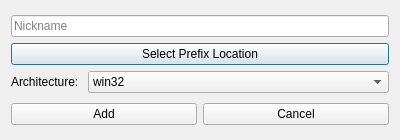
First picture: the form in lib/ui/newprefix.ui, repository Fisk24/Yawpm, before the edit.
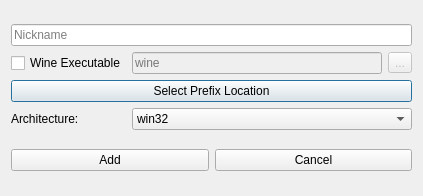
Second picture: the form after the edit.

Commit message: Integrated functionality for the use of custom wine executables. Users can now use any version of wine :D

Patch:
```diff
--- a/lib/ui/newprefix.ui
+++ b/lib/ui/newprefix.ui
@@ -6,8 +6,8 @@
    <rect>
     <x>0</x>
     <y>0</y>
-    <width>400</width>
-    <height>140</height>
+    <width>423</width>
+    <height>196</height>
    </rect>
   </property>
   <property name="windowTitle">
@@ -16,7 +16,14 @@
   <layout class="QGridLayout" name="gridLayout_2">
    <item row="1" column="0">
     <layout class="QGridLayout" name="gridLayout">
-     <item row="2" column="1" colspan="2">
+     <item row="0" column="0" colspan="4">
+      <widget class="QLineEdit" name="nickNameLineEdit">
+       <property name="placeholderText">
+        <string>Nickname</string>
+       </property>
+      </widget>
+     </item>
+     <item row="3" column="1" colspan="3">
       <widget class="QComboBox" name="archComboBox">
        <property name="enabled">
         <bool>true</bool>
@@ -33,7 +40,17 @@
        </item>
       </widget>
      </item>
-     <item row="2" column="0">
+     <item row="2" column="0" colspan="4">
+      <widget class="QPushButton" name="selectPrefixPushButton">
+       <property name="toolTip">
+        <string>Click this button to specify the location of the wine prefix that you wish to add. Wine files wil be created inside this exact directory. Becuase of this, an empty folder is prefered.</string>
+       </property>
+       <property name="text">
+        <string>Select Prefix Location</string>
+       </property>
+      </widget>
+     </item>
+     <item row="3" column="0">
       <widget class="QLabel" name="archLabel">
        <property name="enabled">
         <bool>true</bool>
@@ -49,20 +66,33 @@
        </property>
       </widget>
      </item>
-     <item row="0" column="0" colspan="3">
-      <widget class="QLineEdit" name="nickNameLineEdit">
+     <item row="1" column="3">
+      <widget class="QToolButton" name="browseNewWineToolButton">
+       <property name="enabled">
+        <bool>false</bool>
+       </property>
+       <property name="text">
+        <string>...</string>
+       </property>
+      </widget>
+     </item>
+     <item row="1" column="0">
+      <widget class="QCheckBox" name="doNewWineCheckBox">
+       <property name="text">
+        <string>Wine Executable</string>
+       </property>
+       <property name="checked">
+        <bool>false</bool>
+       </property>
+      </widget>
+     </item>
+     <item row="1" column="1" colspan="2">
+      <widget class="QLineEdit" name="newWineLineEdit">
+       <property name="enabled">
+        <bool>false</bool>
+       </property>
        <property name="placeholderText">
-        <string>Nickname</string>
-       </property>
-      </widget>
-     </item>
-     <item row="1" column="0" colspan="3">
-      <widget class="QPushButton" name="selectPrefixPushButton">
-       <property name="toolTip">
-        <string>Click this button to specify the location of the wine prefix that you wish to add. Wine files wil be created inside this exact directory. Becuase of this, an empty folder is prefered.</string>
-       </property>
-       <property name="text">
-        <string>Select Prefix Location</string>
+        <string>wine</string>
        </property>
       </widget>
      </item>
```
Left out of the diff: 35 changed lines with no effect on the pictures. The commit also changes 10 other files.
